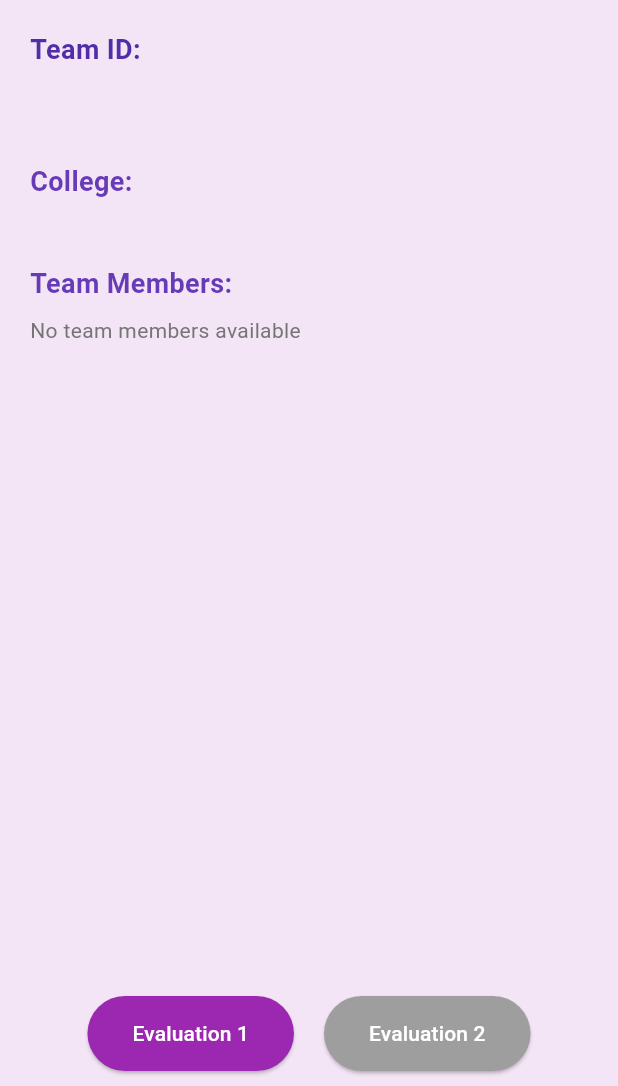
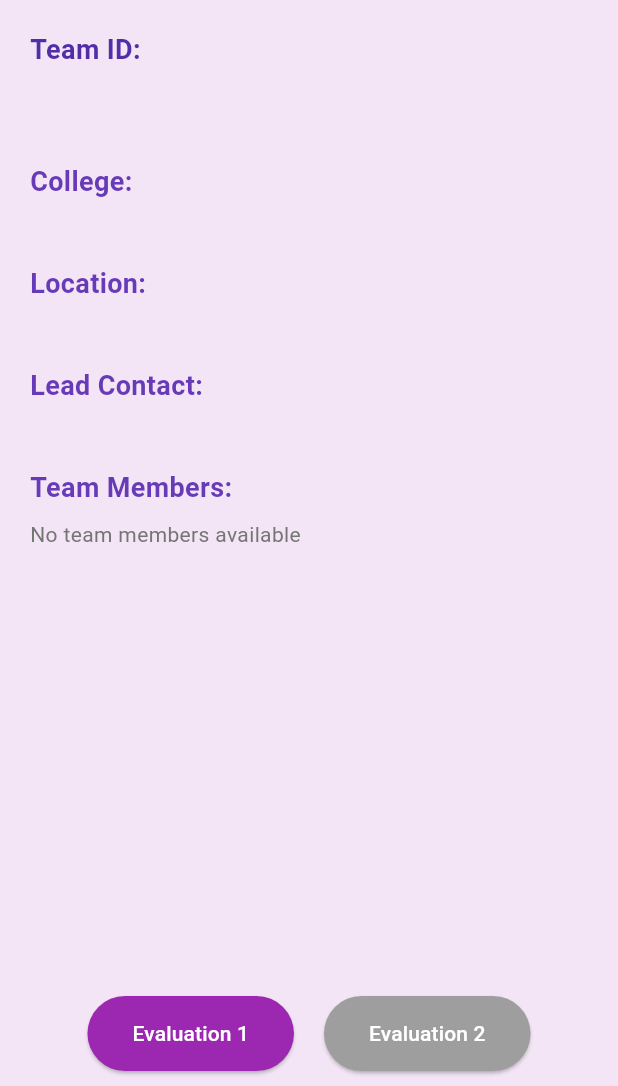
Before and after one commit to amruthabj/ieee_scanner_application, a Flutter app: the TeamInfoPage screen opened directly with empty values, after a tap on "Evaluation 1", on a phone screen of 412 x 824 dp, the part 150-1236 px from its top. Run offline on Flutter 3.47's test engine with Material 3 defaults, Android fonts, the phone set to English and light mode, and no system bars; our stand-ins replace js, permission_handler; missing offline and left inert: dart:html, dart:js_util.

Commit message:
updated Team info page

```diff
--- a/lib/Evaluation_2.dart
+++ b/lib/Evaluation_2.dart
@@ -50,14 +50,11 @@ class _Evaluation2PageState extends State<Evaluation2Page> {
       };
 
       final response = await http.post(
-        Uri.parse('https://script.google.com/macros/s/AKfycbyB0lBQB7uIhmxkN6ufT6XHyF1KDT_7GYSjVl4LrnlSR930oEmbmcKAyT0lbLnqipQ/exec?alt=raw'),
+        Uri.parse('https://script.google.com/macros/s/AKfycby6Lc_e6O9r5Kf7tB1BXEfV-_lTXkN-KaLzW9l3H-ueNTwjrqMZT9pvoaLRelQ3dFUw/exec'),
         headers: {"Content-Type": "application/json"},
         body: jsonEncode(finalData),
       );
 
-      ScaffoldMessenger.of(context).showSnackBar(
-        SnackBar(content: Text('Response: ${response.body}')),
-      );
     }
   }
 
--- a/lib/team_info_page.dart
+++ b/lib/team_info_page.dart
@@ -1,6 +1,4 @@
 import 'package:flutter/material.dart';
-import 'package:http/http.dart' as http;
-import 'dart:convert';
 import 'Evaluation_2.dart';
 
 class TeamInfoPage extends StatefulWidget {
@@ -15,12 +13,11 @@ class TeamInfoPage extends StatefulWidget {
 
 class _TeamInfoPageState extends State<TeamInfoPage> {
   late Map<String, dynamic> teamData;
-  bool isEvaluation1 = true; // Track which evaluation mode is active
+  bool isEvaluation1 = true;
 
   @override
   void initState() {
     super.initState();
-    // Defensive copy to prevent mutation
     teamData = Map<String, dynamic>.from(widget.data);
   }
 
@@ -46,7 +43,7 @@ class _TeamInfoPageState extends State<TeamInfoPage> {
           ),
         ),
       ),
-      body: Padding(
+      body: SingleChildScrollView(
         padding: const EdgeInsets.all(20.0),
         child: Column(
           crossAxisAlignment: CrossAxisAlignment.start,
@@ -62,12 +59,19 @@ class _TeamInfoPageState extends State<TeamInfoPage> {
             Text(teamData['college'] ?? '',
                 style: TextStyle(fontSize: 18, fontWeight: FontWeight.bold, color: Colors.black87)),
             SizedBox(height: 16),
-
-            // Display Team Members using Column
+            Text('Location:',
+                style: TextStyle(fontSize: 18, fontWeight: FontWeight.w600, color: Colors.deepPurple)),
+            Text(teamData['location'] ?? '',
+                style: TextStyle(fontSize: 18, fontWeight: FontWeight.bold, color: Colors.black87)),
+            SizedBox(height: 16),
+            Text('Lead Contact:',
+                style: TextStyle(fontSize: 18, fontWeight: FontWeight.w600, color: Colors.deepPurple)),
+            Text(teamData['lead_contact'] ?? '',
+                style: TextStyle(fontSize: 18, fontWeight: FontWeight.bold, color: Colors.black87)),
+            SizedBox(height: 16),
             Text('Team Members:',
                 style: TextStyle(fontSize: 18, fontWeight: FontWeight.w600, color: Colors.deepPurple)),
             SizedBox(height: 8),
-
             members.isEmpty
                 ? Text('No team members available', style: TextStyle(color: Colors.grey[600]))
                 : Column(
@@ -84,11 +88,7 @@ class _TeamInfoPageState extends State<TeamInfoPage> {
                 ),
               ),
             ),
-
-            SizedBox(height: 25),
-
-            // Evaluation Buttons will be at the bottom of the screen
-            SizedBox(height: 150), // Adding space for bottom buttons
+            SizedBox(height: 80), // add spacing for bottom nav
           ],
         ),
       ),
@@ -100,14 +100,14 @@ class _TeamInfoPageState extends State<TeamInfoPage> {
             ElevatedButton(
               onPressed: () {
                 setState(() {
-                  isEvaluation1 = true; // Set to Evaluation 1
+                  isEvaluation1 = true;
                 });
               },
               style: ElevatedButton.styleFrom(
                 backgroundColor: isEvaluation1 ? Colors.purple : Colors.grey,
                 padding: EdgeInsets.symmetric(horizontal: 30, vertical: 15),
               ),
-              child: Text('Evaluation 1', style: TextStyle(color: Colors.white)), // White text
+              child: Text('Evaluation 1', style: TextStyle(color: Colors.white)),
             ),
             SizedBox(width: 20),
             ElevatedButton(
@@ -115,7 +115,6 @@ class _TeamInfoPageState extends State<TeamInfoPage> {
                 setState(() {
                   isEvaluation1 = false;
                 });
-
                 Navigator.push(
                   context,
                   MaterialPageRoute(
@@ -126,12 +125,11 @@ class _TeamInfoPageState extends State<TeamInfoPage> {
                   ),
                 );
               },
-
               style: ElevatedButton.styleFrom(
                 backgroundColor: !isEvaluation1 ? Colors.purple : Colors.grey,
                 padding: EdgeInsets.symmetric(horizontal: 30, vertical: 15),
               ),
-              child: Text('Evaluation 2', style: TextStyle(color: Colors.white)), // White text
+              child: Text('Evaluation 2', style: TextStyle(color: Colors.white)),
             ),
           ],
         ),
```
